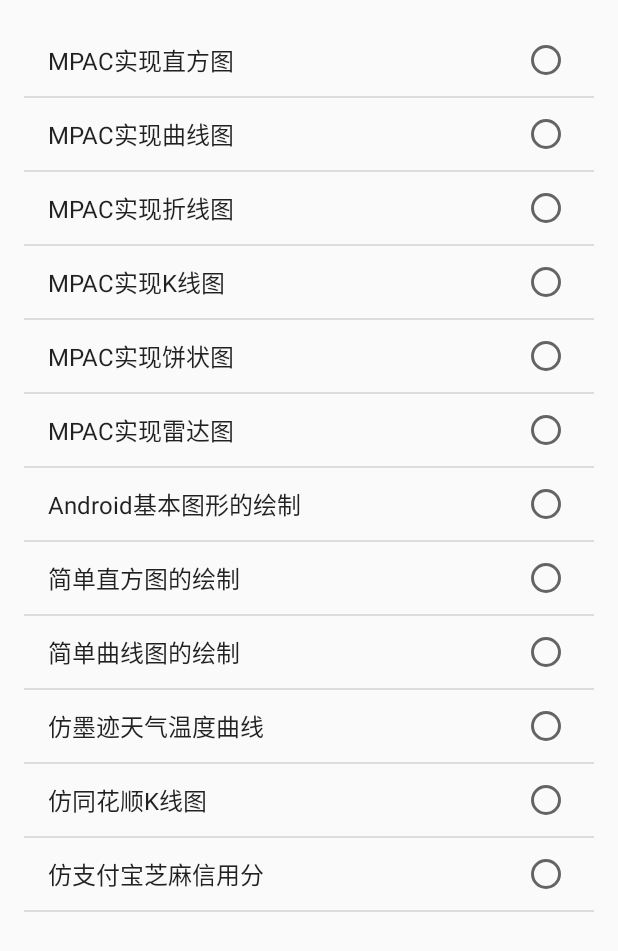
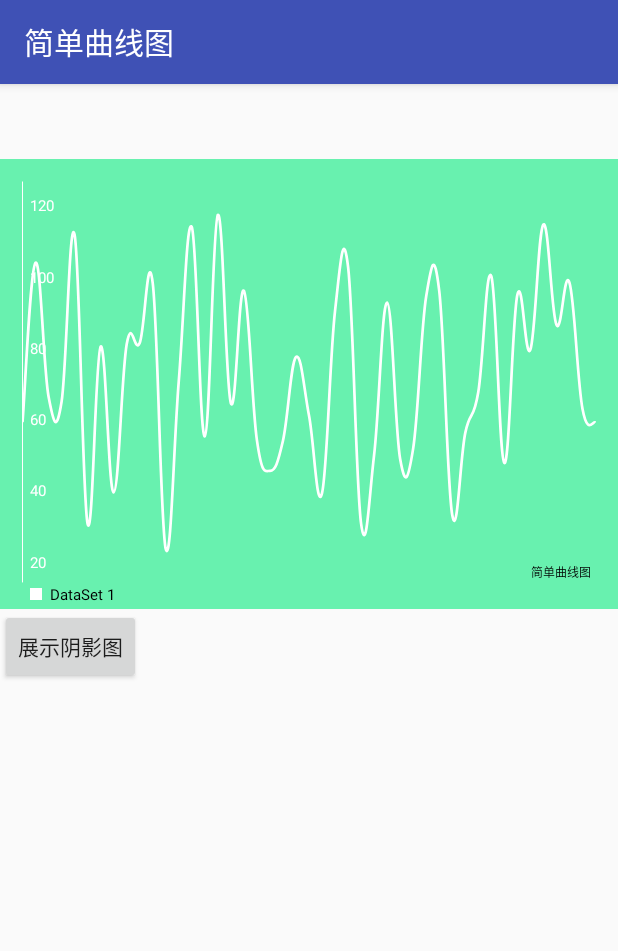
Before and after one commit to lvwe/AndroidCharts, an Android app: the screen it shows after launch (MainActivity before the commit, CurveChartActivity after it), after a tap on "MPAC实现曲线图", on a phone screen of 412 x 824 dp. Shown: the top 951 px of the screen. Run offline under Robolectric (Android 15) with nearby library versions, the phone set to English and light mode, and no system bars.

Commit message:
简单曲线图

```diff
--- a/app/src/main/AndroidManifest.xml
+++ b/app/src/main/AndroidManifest.xml
@@ -19,6 +19,8 @@
         </activity>
         <activity android:name=".BarChartActivity">
         </activity>
+        <activity android:name=".CurveChartActivity">
+        </activity>
     </application>
 
 </manifest>
--- /dev/null
+++ b/app/src/main/java/com/example/administrator/androidcharts/CurveChartActivity.java
@@ -0,0 +1,173 @@
+package com.example.administrator.androidcharts;
+
+import android.graphics.Color;
+import android.support.v7.app.AppCompatActivity;
+import android.os.Bundle;
+import android.view.View;
+
+import com.github.mikephil.charting.charts.LineChart;
+import com.github.mikephil.charting.components.Description;
+import com.github.mikephil.charting.components.XAxis;
+import com.github.mikephil.charting.components.YAxis;
+import com.github.mikephil.charting.data.Entry;
+import com.github.mikephil.charting.data.LineData;
+import com.github.mikephil.charting.data.LineDataSet;
+import com.github.mikephil.charting.formatter.IFillFormatter;
+import com.github.mikephil.charting.interfaces.dataprovider.LineDataProvider;
+import com.github.mikephil.charting.interfaces.datasets.ILineDataSet;
+
+import java.util.ArrayList;
+
+/**
+ * 曲线图界面:
+ * 我们都知道，曲线是一条条的线段连接成的，那么，曲线图其实
+ * 它也就是直线图
+ * 那么在真正画曲线图表的时候，除了把这曲线分成N段小线段后，
+ * 我们还可以用贝塞尔曲线来画，MPAC库不是选用的后者。
+ * 普通贝塞尔曲线原理：
+ * 一个起点，结束点，控制点
+ * 在智能硬件相关APP上比较常见，比如：实时展示心率等
+ */
+
+public class CurveChartActivity extends BaseActivity {
+
+    private LineChart mCurveChart;
+
+    @Override
+    protected int getLayoutId() {
+        return R.layout.activity_curve_chart;
+    }
+
+    @Override
+    protected void initParams() {
+        setTitle(R.string.title_curve_chart);
+        //初始化直线图相关参数
+        initLineChar();
+        //获取图标数据
+        setChartData(45, 100);
+        //进行绘制
+        mCurveChart.invalidate();
+    }
+
+    private void setChartData(int count, int range) {
+
+        ArrayList<Entry> yVals = new ArrayList<Entry>();
+
+        for (int i = 0; i < count; i++) {
+            float mult = (range + 1);
+            float val = (float) (Math.random() * mult) + 20;// + (float)
+            // ((mult *
+            // 0.1) / 10);
+            yVals.add(new Entry(i, val));
+        }
+
+        LineDataSet set1;
+
+        if (mCurveChart.getData() != null &&
+                mCurveChart.getData().getDataSetCount() > 0) {
+            set1 = (LineDataSet) mCurveChart.getData().getDataSetByIndex(0);
+            set1.setValues(yVals);
+            mCurveChart.getData().notifyDataChanged();
+            mCurveChart.notifyDataSetChanged();
+        } else {
+            // create a dataset and give it a type
+            set1 = new LineDataSet(yVals, "DataSet 1");
+
+            //****设置这个图表的模式：曲线模式
+            set1.setMode(LineDataSet.Mode.CUBIC_BEZIER);
+
+            set1.setCubicIntensity(0.2f);
+            //是不是画封闭
+            set1.setDrawFilled(false);
+            set1.setDrawCircles(false);
+            set1.setLineWidth(1.8f);
+            set1.setCircleRadius(4f);
+            set1.setCircleColor(Color.WHITE);
+            set1.setHighLightColor(Color.rgb(244, 117, 117));
+            set1.setColor(Color.WHITE);
+            set1.setFillColor(Color.WHITE);
+            set1.setFillAlpha(100);
+            set1.setDrawHorizontalHighlightIndicator(false);
+            set1.setFillFormatter(new IFillFormatter() {
+                @Override
+                public float getFillLinePosition(ILineDataSet dataSet, LineDataProvider dataProvider) {
+                    return -10;
+                }
+            });
+
+            // create a data object with the datasets
+            LineData data = new LineData(set1);
+            //  data.setValueTypeface(mTfLight);
+            data.setValueTextSize(9f);
+            data.setDrawValues(false);
+
+            // set data
+            mCurveChart.setData(data);
+        }
+    }
+
+    private void initLineChar() {
+
+        //设置展示区域背景色
+        mCurveChart.setBackgroundColor(Color.rgb(104, 241, 175));
+        // 可触摸
+        mCurveChart.setTouchEnabled(true);
+
+        // 可绽放跟拖拽
+        mCurveChart.setDragEnabled(true);
+        mCurveChart.setScaleEnabled(true);
+
+        // if disabled, scaling can be done on x- and y-axis separately
+        mCurveChart.setPinchZoom(false);
+
+        mCurveChart.setDrawGridBackground(false);//是否画网格背景
+
+        //设置附加信息
+        Description description = new Description();
+        description.setText("简单曲线图");
+        mCurveChart.setDescription(description);
+
+        XAxis x = mCurveChart.getXAxis();
+        x.setEnabled(false);//不使用常规的X轴
+
+        YAxis y = mCurveChart.getAxisLeft();
+        //  y.setTypeface(mTLeftType);
+        y.setLabelCount(6, false);
+        y.setTextColor(Color.WHITE);
+        y.setPosition(YAxis.YAxisLabelPosition.INSIDE_CHART);
+        y.setDrawGridLines(false);
+        y.setAxisLineColor(Color.WHITE);
+
+        mCurveChart.getAxisRight().setEnabled(false);
+    }
+
+    private boolean isShowShadow = false;
+
+    /**
+     * 用来切换画阴影图
+     *
+     * @param view
+     */
+    public void showShadow(View view) {
+        LineData lineData = mCurveChart.getData();
+        LineDataSet lineDataSet = (LineDataSet) lineData.getDataSetByLabel("DataSet 1", false);
+        if (lineDataSet != null) {
+            if (!isShowShadow) {
+                lineDataSet.setDrawFilled(true);
+                isShowShadow = true;
+            } else {
+                lineDataSet.setDrawFilled(false);
+                isShowShadow = false;
+            }
+
+            mCurveChart.getData().notifyDataChanged();
+            mCurveChart.notifyDataSetChanged();
+            mCurveChart.invalidate();
+        }
+    }
+
+    @Override
+    public void onContentChanged() {
+        mCurveChart = (LineChart) findViewById(R.id.bc_line_char);
+    }
+}
--- a/app/src/main/java/com/example/administrator/androidcharts/MainActivity.java
+++ b/app/src/main/java/com/example/administrator/androidcharts/MainActivity.java
@@ -8,6 +8,7 @@ import android.widget.AdapterView;
 import android.widget.ArrayAdapter;
 import android.widget.ListView;
 
+import com.example.administrator.androidcharts.utils.ActivityRouter;
 import com.example.administrator.androidcharts.view.ChartView;
 
 import java.util.ArrayList;
@@ -64,6 +65,7 @@ public class MainActivity extends ListActivity {
                         startActivity(intent);
                         break;
                     case 1:
+                        ActivityRouter.goToTarget(MainActivity.this, CurveChartActivity.class);
                         break;
                     case 2:
                         break;
--- /dev/null
+++ b/app/src/main/res/layout/activity_curve_chart.xml
@@ -0,0 +1,23 @@
+<?xml version="1.0" encoding="utf-8"?>
+<LinearLayout
+    xmlns:android="http://schemas.android.com/apk/res/android"
+    xmlns:tools="http://schemas.android.com/tools"
+    android:id="@+id/activity_curve_chart"
+    android:layout_width="match_parent"
+    android:layout_height="match_parent"
+    android:orientation="vertical"
+    tools:context="com.example.administrator.androidcharts.CurveChartActivity">
+
+    <com.github.mikephil.charting.charts.LineChart
+        android:id="@+id/bc_line_char"
+        android:layout_width="match_parent"
+        android:layout_height="300dp"
+        android:layout_gravity="center_vertical"
+        android:layout_marginTop="50dp"></com.github.mikephil.charting.charts.LineChart>
+
+    <Button
+        android:layout_width="wrap_content"
+        android:layout_height="50dp"
+        android:onClick="showShadow"
+        android:text="@string/show_shadow"/>
+</LinearLayout>
```
